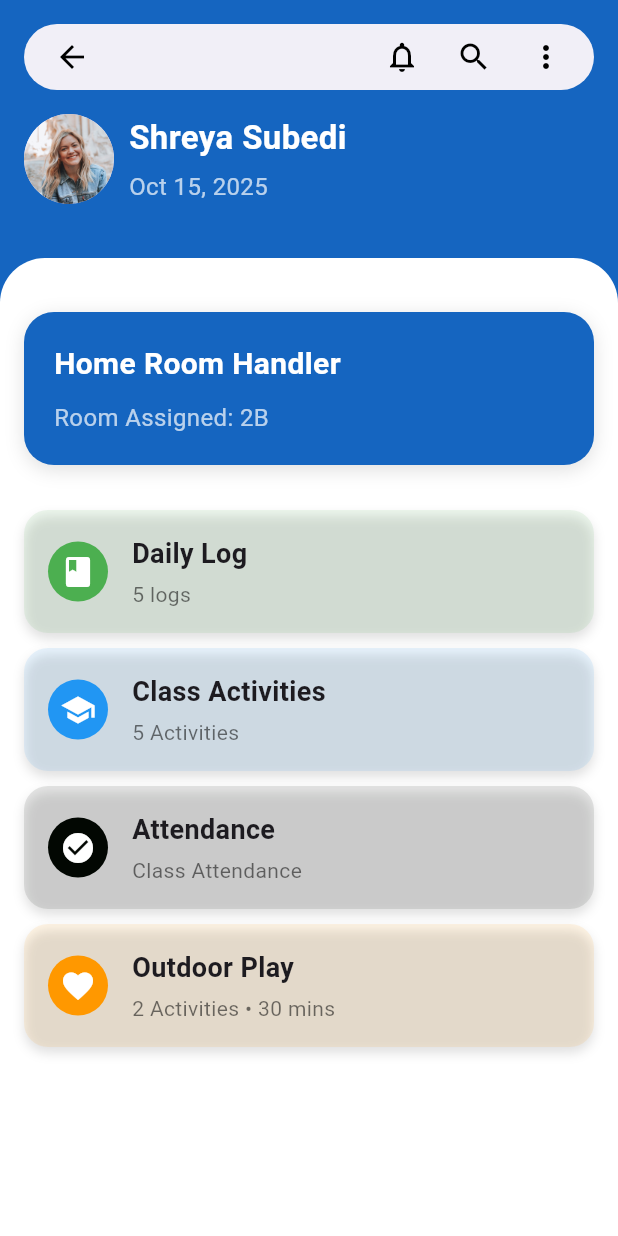
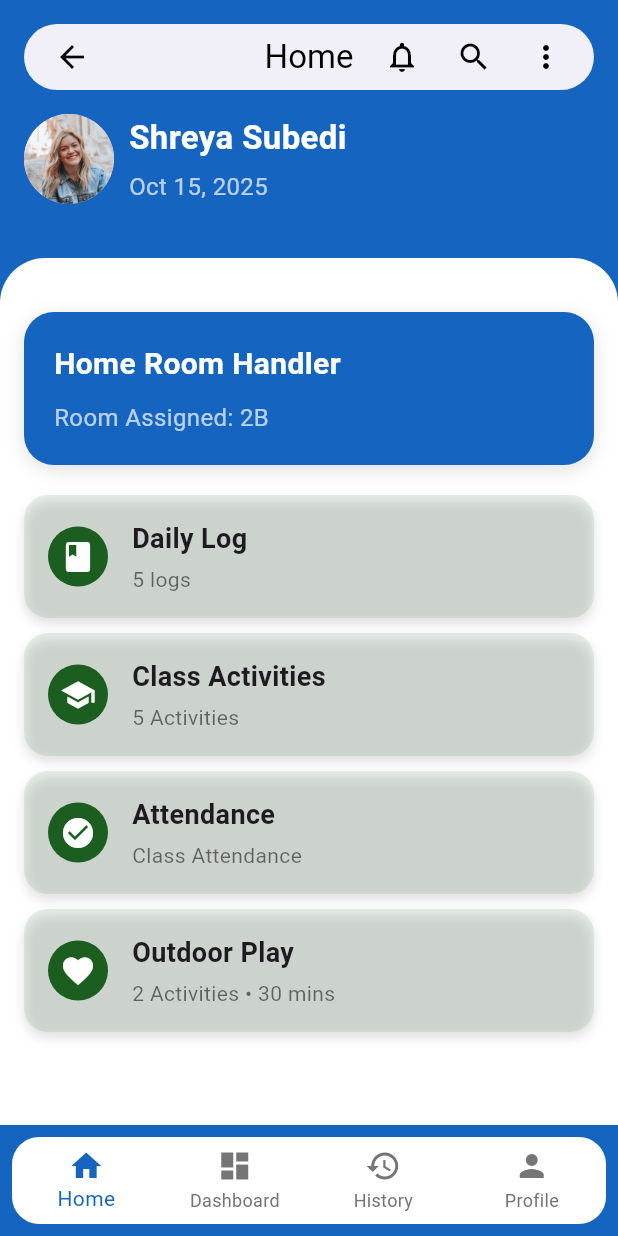
Before and after one commit to Shreyasubedii/kindercare, a Flutter app: the LoginSuccessView screen opened by its route, on a phone screen of 412 x 824 dp. Run offline on Flutter 3.47's test engine with Material 3 defaults, Android fonts, the light colour scheme and no system bars; our stand-ins replace stacked, stacked_services, stacked_shared.

Commit message:
second commit

```diff
--- a/lib/ui/views/login_success/login_success_view.dart
+++ b/lib/ui/views/login_success/login_success_view.dart
@@ -28,22 +28,46 @@ class LoginSuccessView extends StackedView<LoginSuccessViewModel> {
               backgroundColor: Colors.white,
               elevation: 4,
               centerTitle: true,
+
+              // If search is active, showing TextField instead of title
+              title: viewModel.isSearching
+                  ? TextField(
+                      autofocus: true,
+                      decoration: const InputDecoration(
+                        hintText: 'Search...',
+                        border: InputBorder.none,
+                      ),
+                      onChanged: viewModel.updateSearchQuery,
+                    )
+                  : const Text(
+                      "Home",
+                      style: TextStyle(color: Colors.black),
+                    ),
+
               actions: [
                 Padding(
                   padding: const EdgeInsets.only(right: 8.0),
                   child: Row(
                     children: [
+                      if (!viewModel.isSearching)
                         IconButton(
+                          //notification icon
                           icon: const Icon(Icons.notifications_none,
                               color: Colors.black),
                           onPressed: () {},
                         ),
                       IconButton(
-                        icon: const Icon(Icons.search, color: Colors.black),
-                        onPressed: () {},
+                        icon: Icon(
+                          viewModel.isSearching ? Icons.close : Icons.search,
+                          color: Colors.black,
                         ),
+                        onPressed: viewModel.toggleSearch,
+                      ),
+                      if (!viewModel.isSearching)
                         IconButton(
-                        icon: const Icon(Icons.more_vert, color: Colors.black),
+                          //search
+                          icon:
+                              const Icon(Icons.more_vert, color: Colors.black),
                           onPressed: () {},
                         ),
                     ],
@@ -63,23 +87,70 @@ class LoginSuccessView extends StackedView<LoginSuccessViewModel> {
           ),
         ),
       ),
-      body: Column(
+      //Body changes if search is active
+      body: viewModel.isSearching
+          ? _buildSearchSuggestions(context, viewModel)
+          : viewModel.selectedIndex == 0
+              ? _buildMainContent(context, viewModel)
+              : viewModel.screens[viewModel.selectedIndex],
+      // : _buildMainContent(context, viewModel),
+
+      bottomNavigationBar: Padding(
+        padding: const EdgeInsets.all(8.0),
+        child: ClipRRect(
+          borderRadius: BorderRadius.circular(18),
+          child: BottomNavigationBar(
+            backgroundColor: Colors.white,
+            type: BottomNavigationBarType.fixed,
+            currentIndex: viewModel.selectedIndex,
+            onTap: viewModel.setIndex,
+            selectedItemColor: Colors.blue[800],
+            unselectedItemColor: Colors.grey[600],
+            showUnselectedLabels: true,
+            items: [
+              const BottomNavigationBarItem(
+                icon: Icon(Icons.home),
+                label: 'Home',
+              ),
+              const BottomNavigationBarItem(
+                icon: Icon(Icons.dashboard),
+                label: 'Dashboard',
+              ),
+              const BottomNavigationBarItem(
+                icon: Icon(Icons.history),
+                label: 'History',
+              ),
+              const BottomNavigationBarItem(
+                icon: Icon(Icons.person),
+                label: 'Profile',
+              ),
+            ],
+          ),
+        ),
+      ),
+    );
+  }
+
+  //UI when search is not in use
+  Widget _buildMainContent(
+      BuildContext context, LoginSuccessViewModel viewModel) {
+    return Column(
       children: [
-          Padding(
-            padding: const EdgeInsets.all(16.0),
+        const Padding(
+          padding: EdgeInsets.all(16.0),
           child: Row(
             crossAxisAlignment: CrossAxisAlignment.center,
             children: [
               CircleAvatar(
                 radius: 30,
-                  backgroundImage: const AssetImage('assets/images/user1.jpg'),
+                backgroundImage: AssetImage('assets/images/user1.jpg'),
                 // backgroundColor: Colors.white,
               ),
-                const SizedBox(width: 10),
+              SizedBox(width: 10),
               Column(
                 crossAxisAlignment: CrossAxisAlignment.start,
                 mainAxisAlignment: MainAxisAlignment.center,
-                  children: const [
+                children: [
                   Text(
                     "Shreya Subedi",
                     style: TextStyle(
@@ -98,7 +169,7 @@ class LoginSuccessView extends StackedView<LoginSuccessViewModel> {
             ],
           ),
         ),
-          SizedBox(height: 20),
+        const SizedBox(height: 20),
         //main container
         Expanded(
           child: Container(
@@ -111,14 +182,14 @@ class LoginSuccessView extends StackedView<LoginSuccessViewModel> {
               ),
             ),
             padding: const EdgeInsets.all(16.0),
-              child: Column(
-                crossAxisAlignment: CrossAxisAlignment.start,
+            child: ListView(
+              // crossAxisAlignment: CrossAxisAlignment.start,
               children: [
-                  SizedBox(height: 20),
+                const SizedBox(height: 20),
 //Second container
                 Container(
                   width: double.infinity,
-                    padding: EdgeInsets.all(20),
+                  padding: const EdgeInsets.all(20),
                   decoration: BoxDecoration(
                     color: Colors.blue[800],
                     borderRadius: BorderRadius.circular(20),
@@ -130,7 +201,7 @@ class LoginSuccessView extends StackedView<LoginSuccessViewModel> {
                       ),
                     ],
                   ),
-                    child: Column(
+                  child: const Column(
                     crossAxisAlignment: CrossAxisAlignment.start,
                     children: [
                       Text(
@@ -152,78 +223,67 @@ class LoginSuccessView extends StackedView<LoginSuccessViewModel> {
                     ],
                   ),
                 ),
-                  SizedBox(height: 20),
-                  //using the activity card widget
-                  Flexible(
-                    child: ListView(
-                      children: [
-                        SizedBox(height: 10),
-                        GestureDetector(
-                          onTap: () {
-                            Navigator.push(
-                              context,
-                              MaterialPageRoute(
-                                  builder: (context) => DailyLogView()),
-                            );
-                          },
+                const SizedBox(height: 20),
+
+                //Activity cards from view model pages
+                ...viewModel.pages.map((page) {
+                  return Padding(
+                    padding: const EdgeInsets.only(bottom: 10.0),
+                    child: GestureDetector(
+                      onTap: () => viewModel.navigateTo(context, page),
                       child: ActivityCard(
-                            icon: Icons.class_,
-                            title: "Daily Log",
-                            subtitle: "5 logs",
-                            color: Colors.green,
+                        icon: _getIconForPage(page['title']),
+                        title: page['title'],
+                        subtitle: page['subtitle'],
+                        color: Colors.green.shade900,
                       ),
                     ),
-                        SizedBox(height: 10),
-                        GestureDetector(
-                          onTap: () {
-                            Navigator.push(
-                              context,
-                              MaterialPageRoute(
-                                  builder: (context) => ClassActivitiesView()),
                   );
-                          },
-                          child: ActivityCard(
-                            icon: Icons.school,
-                            title: "Class Activities",
-                            subtitle: "5 Activities ",
-                            color: Colors.blue,
-                          ),
-                        ),
-                        SizedBox(height: 10),
-                        GestureDetector(
-                          onTap: () {
-                            Navigator.push(
-                              context,
-                              MaterialPageRoute(
-                                  builder: (context) => AttendanceView()),
-                            );
-                          },
-                          child: ActivityCard(
-                            icon: Icons.check_circle,
-                            title: "Attendance",
-                            subtitle: "Class Attendance",
-                            color: const Color.fromARGB(255, 2, 7, 2),
-                          ),
-                        ),
-                        SizedBox(height: 10),
-                        ActivityCard(
-                          icon: Icons.favorite,
-                          title: "Outdoor Play",
-                          subtitle: "2 Activities • 30 mins",
-                          color: Colors.orange,
-                        ),
-                      ],
-                    ),
-                  ),
-
-//end of the activity card widget
+                }),
               ],
             ),
           ),
         ),
       ],
+    );
+  }
+
+  //ui for search suggestions
+  Widget _buildSearchSuggestions(
+      BuildContext context, LoginSuccessViewModel viewModel) {
+    final results = viewModel.filteredPages;
+    return Container(
+      color: Colors.white,
+      child: ListView.builder(
+        itemCount: results.length,
+        itemBuilder: (context, index) {
+          final page = results[index];
+          return ListTile(
+            leading:
+                Icon(_getIconForPage(page['title']), color: Colors.blue[800]),
+            title: Text(page['title']),
+            subtitle: Text(page['subtitle']),
+            onTap: () => viewModel.navigateTo(context, page),
+          );
+        },
       ),
     );
+  }
+
+  //Helper method to choose an icon for each page
+  IconData _getIconForPage(String title) {
+    switch (title) {
+      case 'Daily Log':
+        return Icons.class_;
+      case 'Class Activities':
+        return Icons.school;
+      case 'Attendance':
+        return Icons.check_circle;
+      case 'Outdoor Play':
+        return Icons.favorite;
+      default:
+        return Icons.star;
+    }
   }
 
   @override
--- a/lib/ui/views/login_success/login_success_viewmodel.dart
+++ b/lib/ui/views/login_success/login_success_viewmodel.dart
@@ -1,3 +1,94 @@
+import 'package:flutter/material.dart';
 import 'package:stacked/stacked.dart';
+import 'package:kindercaremvvm/ui/views/attendance/attendance_view.dart';
+import 'package:kindercaremvvm/ui/views/class_activities/class_activities_view.dart';
+import 'package:kindercaremvvm/ui/views/daily_log/daily_log_view.dart';
 
-class LoginSuccessViewModel extends BaseViewModel {}
+class LoginSuccessViewModel extends BaseViewModel {
+//Tracking the selected tab
+  int _selectedIndex = 0;
+  int get selectedIndex => _selectedIndex;
+
+  //chaninging tab index
+void setIndex(int index) {
+    _selectedIndex = index;
+    notifyListeners();
+  }
+  //Example pages (replace with real view later)
+  final List<Widget> _screens = [
+    const Center(child: Text('Home Screen')),
+    const Center(child: Text('Dashboard Screen')),
+    const Center(child: Text('History Screen')),
+    const Center(child: Text('Profile Screen')),
+  ];
+List<Widget> get screens => _screens;
+
+//selectedIndex-> keeps track of which bottom item is selected
+//setIndex()-> updates it and rebuilds the view
+// screens-> stores your pages (replace Center() with real views later
+//Search Functionality
+  // --- Reactive Variables ---
+  bool _isSearching = false;
+  String _searchQuery = '';
+
+  final List<Map<String, dynamic>> _pages = [
+    {
+      'title': 'Daily Log',
+      'subtitle': '5 logs',
+      'widget': const DailyLogView(),
+    },
+    {
+      'title': 'Class Activities',
+      'subtitle': '5 Activities',
+      'widget': const ClassActivitiesView(),
+    },
+    {
+      'title': 'Attendance',
+      'subtitle': 'Class Attendance',
+      'widget': const AttendanceView(),
+    },
+    {
+      'title': 'Outdoor Play',
+      'subtitle': '2 Activities • 30 mins',
+      'widget': null,
+    },
+  ];
+
+  bool get isSearching => _isSearching;
+  String get searchQuery => _searchQuery;
+  List<Map<String, dynamic>> get pages => _pages;
+
+  // --- Methods ---
+
+  /// Toggles between normal appbar and search mode
+  void toggleSearch() {
+    _isSearching = !_isSearching;
+    if (!_isSearching) _searchQuery = '';
+    notifyListeners();
+  }
+
+  /// Updates the text being typed into the search bar
+  void updateSearchQuery(String value) {
+    _searchQuery = value;
+    notifyListeners();
+  }
+
+  /// Filters the pages based on the search input
+  List<Map<String, dynamic>> get filteredPages {
+    if (_searchQuery.isEmpty) return _pages;
+    return _pages
+        .where((page) =>
+            page['title'].toLowerCase().contains(_searchQuery.toLowerCase()))
+        .toList();
+  }
+
+  /// Handles navigation when a search suggestion is clicked
+  void navigateTo(BuildContext context, Map<String, dynamic> page) {
+    if (page['widget'] != null) {
+      Navigator.push(
+        context,
+        MaterialPageRoute(builder: (context) => page['widget']),
+      );
+    }
+  }
+}
```
Also changed, not shown: lib/ui/views/login_page/login_page_view.dart (+55 -12 lines), lib/ui/widgets/status_checkbox.dart (line endings or trailing spaces). Lines whose indentation alone changed are shown as unchanged.
